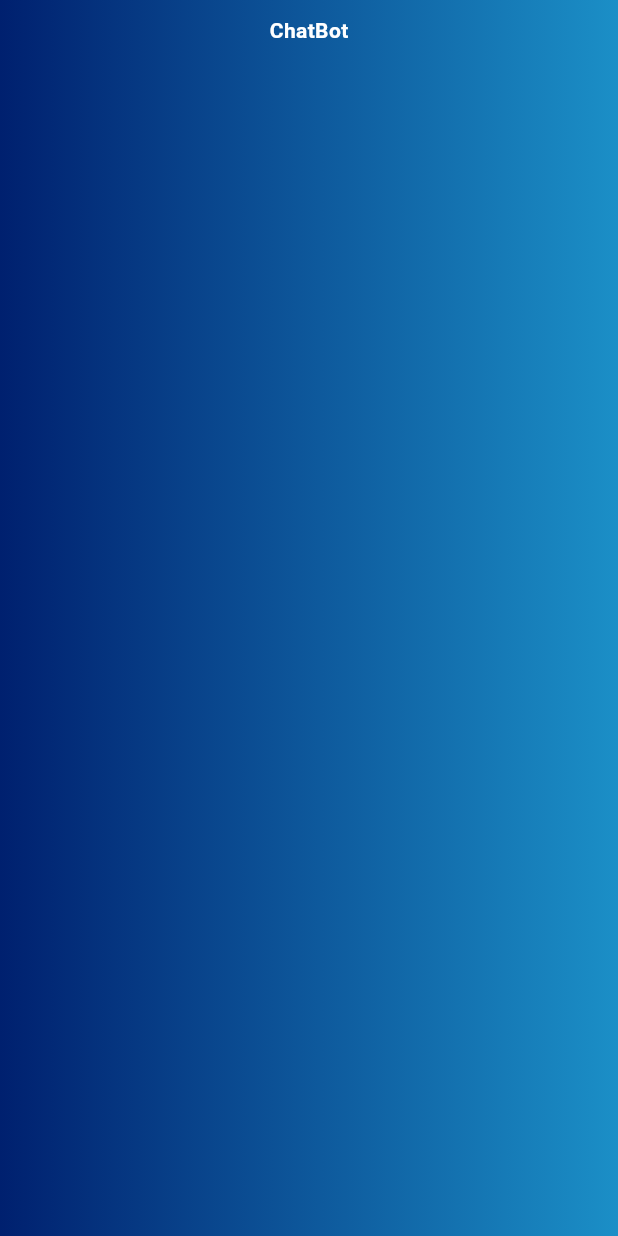
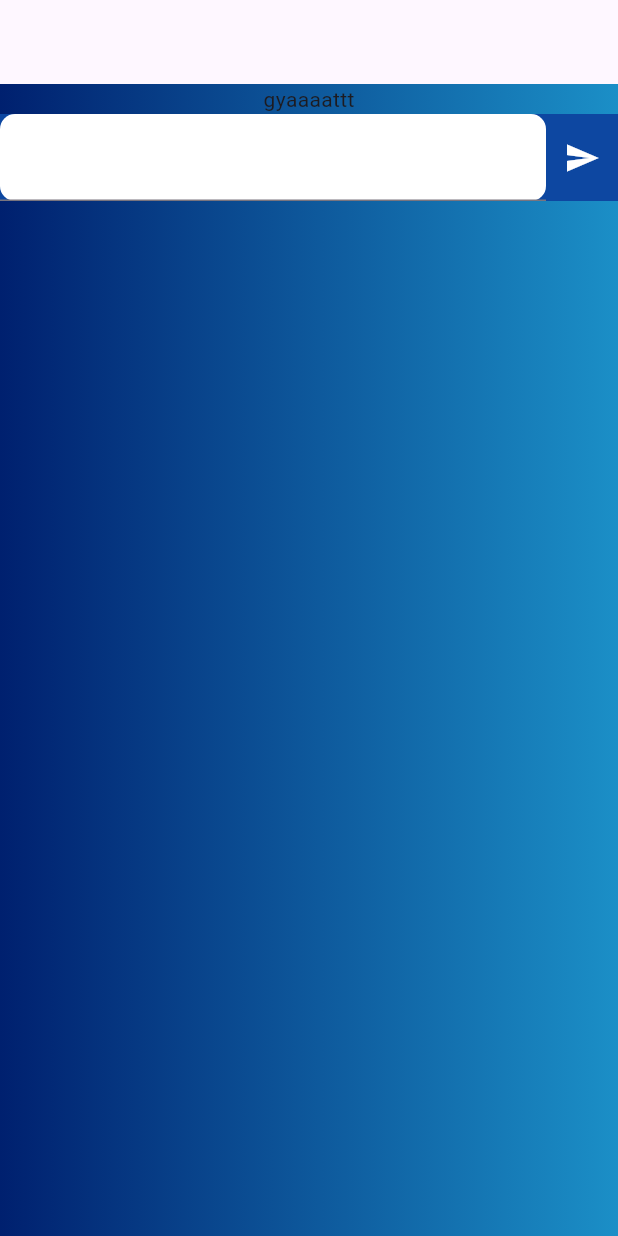
Before and after one commit to Team-CURLYBRACES/SoulNest, a Flutter app: the screen it shows after launch, on a phone screen of 412 x 824 dp. Run offline on Flutter 3.47's test engine with Material 3 defaults, Android fonts, the phone set to English and light mode, and no system bars; missing offline and left inert: dialog_flowtter.

Commit message:
modified the chat screen and added logic

```diff
--- a/lib/main.dart
+++ b/lib/main.dart
@@ -14,7 +14,7 @@ class MyApp extends StatelessWidget {
   Widget build(BuildContext context) {
     return const MaterialApp(
       debugShowCheckedModeBanner: false,
-      home: ChatPage(),
+      home: ChatScreen(),
     );
   }
 }
--- a/lib/screens/chat_screen.dart
+++ b/lib/screens/chat_screen.dart
@@ -1,39 +1,104 @@
+import 'package:dialog_flowtter/dialog_flowtter.dart';
+import 'package:flutter/cupertino.dart';
 import 'package:flutter/material.dart';
 
-void main() => runApp(MaterialApp(
-  home: ChatPage(),
-));
+class ChatScreen extends StatefulWidget {
+  const ChatScreen({super.key});
 
-class ChatPage extends StatelessWidget {
-  const ChatPage({super.key});
+  @override
+  State<ChatScreen> createState() => _ChatScreenState();
+}
+
+class _ChatScreenState extends State<ChatScreen> {
+
+  late DialogFlowtter dialogFlowtter;
+  final TextEditingController _controller = TextEditingController();
+  List< Map<String, dynamic> > messages = [];
+
+  @override
+  void initState() {
+    super.initState();
+      DialogFlowtter.fromFile().then((instance) => dialogFlowtter = instance);
+  }
 
   @override
   Widget build(BuildContext context) {
     return Scaffold(
+      appBar: AppBar(),
       body: Container(
         width: double.maxFinite,
         height: double.maxFinite,
-        decoration: BoxDecoration(
+        decoration: const BoxDecoration(
           gradient: LinearGradient(
-            colors: [Color.fromRGBO(0, 32, 111, 1),
-              Color.fromRGBO(27, 143, 199, 1)]
+            colors: [
+              Color.fromRGBO(0, 32, 111, 1),
+              Color.fromRGBO(27, 143, 199, 1)
+            ]
           )
         ),
-        child: Padding(
-          padding: EdgeInsets.fromLTRB(0, 10.0, 0, 0),
         child: Column(
           children: [
-              Text(
-                  'ChatBot',
-                style: TextStyle(
+            // For the messages sent between bot and user
+            Container(
+              child: Text('gyaaaattt'),
+            ),
+            // For the messages that the user sends
+            Container(
+              color: Colors.blue[900],
+              child: Row(
+                children: [
+                  Expanded(
+                    child: Container(
+                      padding: const EdgeInsets.fromLTRB(0, 10, 0, 0),
+                      decoration: BoxDecoration(
+                        borderRadius: BorderRadius.circular(10),
+                        color: Colors.white
+                      ),
+                      child: TextField(
+                        controller: _controller,
+                      ),
+                    ),
+                  ),
+                  IconButton(
+                      onPressed: (){
+                        sendMessage(_controller.text);
+                        _controller.clear();
+                      },
+                      icon: const Icon(
+                          Icons.send,
                         color: Colors.white,
-                  fontWeight: FontWeight.bold
                       )
                   )
                 ],
               ),
             )
+          ],
+        ),
       ),
     );
   }
+
+  sendMessage(String text) async {
+    if (text.isEmpty) {
+      print('Message is empty');
     }
+    else {
+      setState(() {
+        addMessage(Message(text: DialogText(text: [text])), true);
+      });
+    }
+
+    DetectIntentResponse response = await dialogFlowtter.detectIntent(
+        queryInput: QueryInput(text: TextInput(text: text)));
+    if (response.message == null) {
+      return;
+    }
+    else {
+      addMessage(Message(text: DialogText(text: [text])));
+    }
+  }
+
+  addMessage(Message message, [bool isUserMessage = false]) {
+    messages.add({"message":message, "isUserMessage": isUserMessage});
+  }
+}
```
Lines whose indentation alone changed are shown as unchanged.
